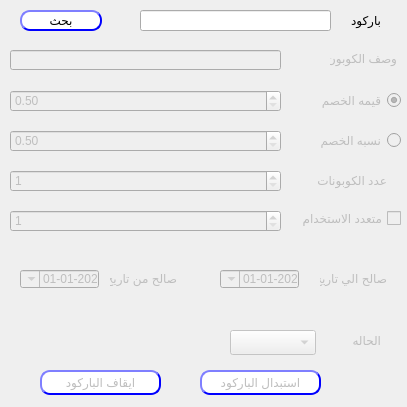
Before: the Qt Designer form presentation/coupon_ui/stoppedSerial.ui in shymaa123456/HyperPOS2020, drawn with Qt 5.
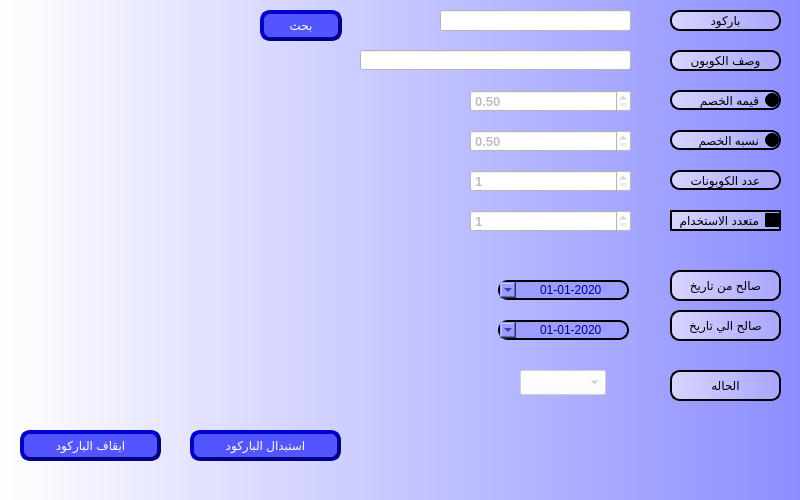
After: the same form once the commit is applied.

The edit to the form file:
```diff
--- a/presentation/coupon_ui/stoppedSerial.ui
+++ b/presentation/coupon_ui/stoppedSerial.ui
@@ -6,34 +6,50 @@
    <rect>
     <x>0</x>
     <y>0</y>
-    <width>407</width>
-    <height>407</height>
+    <width>800</width>
+    <height>500</height>
    </rect>
   </property>
+  <property name="minimumSize">
+   <size>
+    <width>800</width>
+    <height>500</height>
+   </size>
+  </property>
+  <property name="maximumSize">
+   <size>
+    <width>800</width>
+    <height>500</height>
+   </size>
+  </property>
   <property name="windowTitle">
    <string>استبدال و ايقاف الباركود</string>
   </property>
+  <property name="styleSheet">
+   <string notr="true">background-color: qlineargradient(spread:pad, x1:0, y1:0, x2:1, y2:0, stop:0 #ffffff, stop:1 #8c8eff);</string>
+  </property>
   <widget class="QPushButton" name="BTN_stopCoupon">
    <property name="enabled">
     <bool>false</bool>
    </property>
    <property name="geometry">
     <rect>
-     <x>40</x>
-     <y>370</y>
-     <width>121</width>
-     <height>25</height>
+     <x>20</x>
+     <y>430</y>
+     <width>141</width>
+     <height>31</height>
     </rect>
    </property>
    <property name="styleSheet">
     <string notr="true">QPushButton{
-                                        background-color: white;
+                                        background-color: #5356ff;
                                         border-style: outset;
-                                        border-width: 2px;
+                                        border-width: 4px;
                                         border-radius: 10px;
-                                        border-color: blue;
-                                        min-width: 6em;
-                                        }
+                                        border-color: darkblue;
+                    color:white;
+	font: 75 14pt &quot;MS Shell Dlg 2&quot;;
+	                                    }
                                         QPushButton:hover {
                                         background: qradialgradient(
                                         cx: 0.3, cy: -0.4, fx: 0.3, fy: -0.4,
@@ -46,8 +62,7 @@
                                         cx: 0.4, cy: -0.1, fx: 0.4, fy: -0.1,
                                         radius: 1.35, stop: 0 #fff, stop: 1 #ddd
                                         );
-                                        }
-                                    </string>
+                                        }</string>
    </property>
    <property name="text">
     <string>ايقاف الباركود</string>
@@ -59,15 +74,27 @@
    </property>
    <property name="geometry">
     <rect>
-     <x>20</x>
-     <y>270</y>
-     <width>79</width>
-     <height>18</height>
+     <x>498</x>
+     <y>280</y>
+     <width>131</width>
+     <height>20</height>
     </rect>
    </property>
    <property name="layoutDirection">
     <enum>Qt::RightToLeft</enum>
    </property>
+   <property name="styleSheet">
+    <string notr="true">color:darkblue;
+background-color: qlineargradient(spread:pad, x1:0, y1:0, x2:1, y2:0, stop:0 #d8d5ff, stop:1 #a9a6ff);
+border-style: outset;
+border-width: 2px;
+border-radius: 10px;
+border-color:black;
+background-color: #9c9eff;</string>
+   </property>
+   <property name="alignment">
+    <set>Qt::AlignCenter</set>
+   </property>
    <property name="minimumDateTime">
     <datetime>
      <hour>0</hour>
@@ -91,18 +118,29 @@
    </property>
    <property name="geometry">
     <rect>
-     <x>330</x>
+     <x>670</x>
      <y>50</y>
-     <width>67</width>
-     <height>17</height>
+     <width>111</width>
+     <height>21</height>
     </rect>
    </property>
    <property name="layoutDirection">
     <enum>Qt::RightToLeft</enum>
    </property>
+   <property name="styleSheet">
+    <string notr="true">color:Black;
+background-color: qlineargradient(spread:pad, x1:0, y1:0, x2:1, y2:0, stop:0 #d8d5ff, stop:1 #a9a6ff);
+border-style: outset;
+border-width: 2px;
+border-radius: 10px;
+border-color:black;</string>
+   </property>
    <property name="text">
     <string>وصف الكوبون</string>
    </property>
+   <property name="alignment">
+    <set>Qt::AlignCenter</set>
+   </property>
   </widget>
   <widget class="QRadioButton" name="radioButton_Value">
    <property name="enabled">
@@ -110,9 +148,9 @@
    </property>
    <property name="geometry">
     <rect>
-     <x>320</x>
+     <x>670</x>
      <y>90</y>
-     <width>81</width>
+     <width>111</width>
      <height>20</height>
     </rect>
    </property>
@@ -122,6 +160,14 @@
    <property name="autoFillBackground">
     <bool>false</bool>
    </property>
+   <property name="styleSheet">
+    <string notr="true">color:Black;
+background-color: qlineargradient(spread:pad, x1:0, y1:0, x2:1, y2:0, stop:0 #d8d5ff, stop:1 #a9a6ff);
+border-style: outset;
+border-width: 2px;
+border-radius: 10px;
+border-color:black;</string>
+   </property>
    <property name="text">
     <string>قيمه الخصم</string>
    </property>
@@ -135,15 +181,22 @@
    </property>
    <property name="geometry">
     <rect>
-     <x>300</x>
+     <x>670</x>
      <y>210</y>
-     <width>101</width>
-     <height>17</height>
+     <width>111</width>
+     <height>21</height>
     </rect>
    </property>
    <property name="layoutDirection">
     <enum>Qt::RightToLeft</enum>
    </property>
+   <property name="styleSheet">
+    <string notr="true">color:Black;
+background-color: qlineargradient(spread:pad, x1:0, y1:0, x2:1, y2:0, stop:0 #d8d5ff, stop:1 #a9a6ff);
+border-style: outset;
+border-width: 2px;
+border-color:black;</string>
+   </property>
    <property name="text">
     <string>متعدد الاستخدام</string>
    </property>
@@ -154,18 +207,29 @@
    </property>
    <property name="geometry">
     <rect>
-     <x>306</x>
+     <x>670</x>
      <y>170</y>
-     <width>81</width>
+     <width>111</width>
      <height>20</height>
     </rect>
    </property>
    <property name="layoutDirection">
     <enum>Qt::RightToLeft</enum>
    </property>
+   <property name="styleSheet">
+    <string notr="true">color:Black;
+background-color: qlineargradient(spread:pad, x1:0, y1:0, x2:1, y2:0, stop:0 #d8d5ff, stop:1 #a9a6ff);
+border-style: outset;
+border-width: 2px;
+border-radius: 10px;
+border-color:black;</string>
+   </property>
    <property name="text">
     <string>عدد الكوبونات</string>
    </property>
+   <property name="alignment">
+    <set>Qt::AlignCenter</set>
+   </property>
   </widget>
   <widget class="QDateTimeEdit" name="Qdate_to">
    <property name="enabled">
@@ -173,15 +237,27 @@
    </property>
    <property name="geometry">
     <rect>
-     <x>220</x>
-     <y>270</y>
-     <width>79</width>
-     <height>18</height>
+     <x>498</x>
+     <y>320</y>
+     <width>131</width>
+     <height>20</height>
     </rect>
    </property>
    <property name="layoutDirection">
     <enum>Qt::RightToLeft</enum>
    </property>
+   <property name="styleSheet">
+    <string notr="true">color:darkblue;
+background-color: qlineargradient(spread:pad, x1:0, y1:0, x2:1, y2:0, stop:0 #d8d5ff, stop:1 #a9a6ff);
+border-style: outset;
+border-width: 2px;
+border-radius: 10px;
+border-color:black;
+background-color: #9c9eff;</string>
+   </property>
+   <property name="alignment">
+    <set>Qt::AlignCenter</set>
+   </property>
    <property name="minimumDateTime">
     <datetime>
      <hour>0</hour>
@@ -205,14 +281,21 @@
    </property>
    <property name="geometry">
     <rect>
-     <x>10</x>
+     <x>470</x>
      <y>90</y>
-     <width>271</width>
+     <width>161</width>
      <height>22</height>
     </rect>
    </property>
+   <property name="font">
+    <font>
+     <pointsize>10</pointsize>
+     <weight>75</weight>
+     <bold>true</bold>
+    </font>
+   </property>
    <property name="styleSheet">
-    <string notr="true"/>
+    <string notr="true">background-color: rgb(255, 255, 255);</string>
    </property>
    <property name="minimum">
     <double>0.500000000000000</double>
@@ -224,12 +307,22 @@
    </property>
    <property name="geometry">
     <rect>
-     <x>10</x>
+     <x>470</x>
      <y>210</y>
-     <width>271</width>
+     <width>161</width>
      <height>22</height>
     </rect>
    </property>
+   <property name="font">
+    <font>
+     <pointsize>10</pointsize>
+     <weight>75</weight>
+     <bold>true</bold>
+    </font>
+   </property>
+   <property name="styleSheet">
+    <string notr="true">background-color: rgb(255, 255, 255);</string>
+   </property>
    <property name="minimum">
     <number>1</number>
    </property>
@@ -240,14 +333,21 @@
    </property>
    <property name="geometry">
     <rect>
-     <x>10</x>
+     <x>470</x>
      <y>130</y>
-     <width>271</width>
+     <width>161</width>
      <height>22</height>
     </rect>
    </property>
+   <property name="font">
+    <font>
+     <pointsize>10</pointsize>
+     <weight>75</weight>
+     <bold>true</bold>
+    </font>
+   </property>
    <property name="styleSheet">
-    <string notr="true"/>
+    <string notr="true">background-color: rgb(255, 255, 255);</string>
    </property>
    <property name="minimum">
     <double>0.500000000000000</double>
@@ -259,12 +359,22 @@
    </property>
    <property name="geometry">
     <rect>
-     <x>10</x>
+     <x>470</x>
      <y>170</y>
-     <width>271</width>
+     <width>161</width>
      <height>22</height>
     </rect>
    </property>
+   <property name="font">
+    <font>
+     <pointsize>10</pointsize>
+     <weight>75</weight>
+     <bold>true</bold>
+    </font>
+   </property>
+   <property name="styleSheet">
+    <string notr="true">background-color: rgb(255, 255, 255);</string>
+   </property>
    <property name="minimum">
     <number>1</number>
    </property>
@@ -275,15 +385,26 @@
    </property>
    <property name="geometry">
     <rect>
-     <x>110</x>
+     <x>670</x>
      <y>270</y>
-     <width>67</width>
-     <height>17</height>
+     <width>111</width>
+     <height>31</height>
     </rect>
    </property>
+   <property name="styleSheet">
+    <string notr="true">color:Black;
+background-color: qlineargradient(spread:pad, x1:0, y1:0, x2:1, y2:0, stop:0 #d8d5ff, stop:1 #a9a6ff);
+border-style: outset;
+border-width: 2px;
+border-radius: 10px;
+border-color:black;</string>
+   </property>
    <property name="text">
     <string>صالح من تاريخ</string>
    </property>
+   <property name="alignment">
+    <set>Qt::AlignCenter</set>
+   </property>
   </widget>
   <widget class="QComboBox" name="CMB_CouponStatus">
    <property name="enabled">
@@ -291,12 +412,15 @@
    </property>
    <property name="geometry">
     <rect>
-     <x>230</x>
-     <y>330</y>
+     <x>520</x>
+     <y>370</y>
      <width>86</width>
      <height>25</height>
     </rect>
    </property>
+   <property name="styleSheet">
+    <string notr="true">background-color: rgb(255, 255, 255);</string>
+   </property>
   </widget>
   <widget class="QRadioButton" name="radioButton_Percentage">
    <property name="enabled">
@@ -304,15 +428,23 @@
    </property>
    <property name="geometry">
     <rect>
-     <x>320</x>
+     <x>670</x>
      <y>130</y>
-     <width>81</width>
+     <width>111</width>
      <height>20</height>
     </rect>
    </property>
    <property name="layoutDirection">
     <enum>Qt::RightToLeft</enum>
    </property>
+   <property name="styleSheet">
+    <string notr="true">color:Black;
+background-color: qlineargradient(spread:pad, x1:0, y1:0, x2:1, y2:0, stop:0 #d8d5ff, stop:1 #a9a6ff);
+border-style: outset;
+border-width: 2px;
+border-radius: 10px;
+border-color:black;</string>
+   </property>
    <property name="text">
     <string>نسبه الخصم</string>
    </property>
@@ -323,18 +455,29 @@
    </property>
    <property name="geometry">
     <rect>
-     <x>320</x>
-     <y>270</y>
-     <width>67</width>
-     <height>17</height>
+     <x>670</x>
+     <y>310</y>
+     <width>111</width>
+     <height>31</height>
     </rect>
    </property>
    <property name="layoutDirection">
     <enum>Qt::RightToLeft</enum>
    </property>
+   <property name="styleSheet">
+    <string notr="true">color:Black;
+background-color: qlineargradient(spread:pad, x1:0, y1:0, x2:1, y2:0, stop:0 #d8d5ff, stop:1 #a9a6ff);
+border-style: outset;
+border-width: 2px;
+border-radius: 10px;
+border-color:black;</string>
+   </property>
    <property name="text">
     <string>صالح الي تاريخ</string>
    </property>
+   <property name="alignment">
+    <set>Qt::AlignCenter</set>
+   </property>
   </widget>
   <widget class="QLabel" name="label_2">
    <property name="enabled">
@@ -342,18 +485,29 @@
    </property>
    <property name="geometry">
     <rect>
-     <x>340</x>
-     <y>330</y>
-     <width>41</width>
-     <height>20</height>
+     <x>670</x>
+     <y>370</y>
+     <width>111</width>
+     <height>31</height>
     </rect>
    </property>
    <property name="layoutDirection">
     <enum>Qt::RightToLeft</enum>
    </property>
+   <property name="styleSheet">
+    <string notr="true">color:Black;
+background-color: qlineargradient(spread:pad, x1:0, y1:0, x2:1, y2:0, stop:0 #d8d5ff, stop:1 #a9a6ff);
+border-style: outset;
+border-width: 2px;
+border-radius: 10px;
+border-color:black;</string>
+   </property>
    <property name="text">
     <string>الحاله</string>
    </property>
+   <property name="alignment">
+    <set>Qt::AlignCenter</set>
+   </property>
   </widget>
   <widget class="QLineEdit" name="lineDesc">
    <property name="enabled">
@@ -361,25 +515,39 @@
    </property>
    <property name="geometry">
     <rect>
-     <x>10</x>
+     <x>360</x>
      <y>50</y>
      <width>271</width>
      <height>20</height>
     </rect>
    </property>
+   <property name="styleSheet">
+    <string notr="true">background-color: rgb(255, 255, 255);</string>
+   </property>
   </widget>
   <widget class="QLabel" name="label">
    <property name="geometry">
     <rect>
-     <x>330</x>
+     <x>670</x>
      <y>10</y>
-     <width>51</width>
+     <width>111</width>
      <height>21</height>
     </rect>
    </property>
+   <property name="styleSheet">
+    <string notr="true">color:Black;
+background-color: qlineargradient(spread:pad, x1:0, y1:0, x2:1, y2:0, stop:0 #d8d5ff, stop:1 #a9a6ff);
+border-style: outset;
+border-width: 2px;
+border-radius: 10px;
+border-color:black;</string>
+   </property>
    <property name="text">
     <string>باركود</string>
    </property>
+   <property name="alignment">
+    <set>Qt::AlignCenter</set>
+   </property>
   </widget>
   <widget class="QLineEdit" name="lineDesc_2">
    <property name="enabled">
@@ -387,31 +555,40 @@
    </property>
    <property name="geometry">
     <rect>
-     <x>140</x>
+     <x>440</x>
      <y>10</y>
      <width>191</width>
      <height>21</height>
     </rect>
    </property>
+   <property name="font">
+    <font>
+     <pointsize>10</pointsize>
+    </font>
+   </property>
+   <property name="styleSheet">
+    <string notr="true">background-color: rgb(255, 255, 255);</string>
+   </property>
   </widget>
   <widget class="QPushButton" name="BTN_search">
    <property name="geometry">
     <rect>
-     <x>20</x>
+     <x>260</x>
      <y>10</y>
      <width>82</width>
-     <height>21</height>
+     <height>31</height>
     </rect>
    </property>
    <property name="styleSheet">
     <string notr="true">QPushButton{
-                                        background-color: white;
+                                        background-color: #5356ff;
                                         border-style: outset;
-                                        border-width: 2px;
+                                        border-width: 4px;
                                         border-radius: 10px;
-                                        border-color: blue;
-                                        min-width: 6em;
-                                        }
+                                        border-color: darkblue;
+                    color:white;
+	font: 75 14pt &quot;MS Shell Dlg 2&quot;;
+	                                    }
                                         QPushButton:hover {
                                         background: qradialgradient(
                                         cx: 0.3, cy: -0.4, fx: 0.3, fy: -0.4,
@@ -424,8 +601,7 @@
                                         cx: 0.4, cy: -0.1, fx: 0.4, fy: -0.1,
                                         radius: 1.35, stop: 0 #fff, stop: 1 #ddd
                                         );
-                                        }
-                                    </string>
+                                        }</string>
    </property>
    <property name="text">
     <string>بحث</string>
@@ -437,21 +613,22 @@
    </property>
    <property name="geometry">
     <rect>
-     <x>200</x>
-     <y>370</y>
-     <width>121</width>
-     <height>25</height>
+     <x>190</x>
+     <y>430</y>
+     <width>151</width>
+     <height>31</height>
     </rect>
    </property>
    <property name="styleSheet">
     <string notr="true">QPushButton{
-                                        background-color: white;
+                                        background-color: #5356ff;
                                         border-style: outset;
-                                        border-width: 2px;
+                                        border-width: 4px;
                                         border-radius: 10px;
-                                        border-color: blue;
-                                        min-width: 6em;
-                                        }
+                                        border-color: darkblue;
+                    color:white;
+	font: 75 14pt &quot;MS Shell Dlg 2&quot;;
+	                                    }
                                         QPushButton:hover {
                                         background: qradialgradient(
                                         cx: 0.3, cy: -0.4, fx: 0.3, fy: -0.4,
@@ -464,8 +641,7 @@
                                         cx: 0.4, cy: -0.1, fx: 0.4, fy: -0.1,
                                         radius: 1.35, stop: 0 #fff, stop: 1 #ddd
                                         );
-                                        }
-                                    </string>
+                                        }</string>
    </property>
    <property name="text">
     <string>استبدال الباركود</string>
```
Left out of the diff: 12 changed lines with no effect on the pictures.
